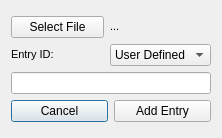
Before: the Qt Designer form XDBF/binaryinjector.ui in hetelek/XDBF-Manager, drawn with Qt 5.
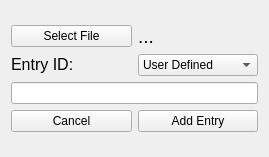
After: the same form once the commit is applied. Icons and pictures are not drawn.

Patch:
```diff
--- a/XDBF/binaryinjector.ui
+++ b/XDBF/binaryinjector.ui
@@ -6,8 +6,8 @@
    <rect>
     <x>0</x>
     <y>0</y>
-    <width>222</width>
-    <height>138</height>
+    <width>269</width>
+    <height>157</height>
    </rect>
   </property>
   <property name="windowTitle">
@@ -22,8 +22,8 @@
         <string>&lt;!DOCTYPE HTML PUBLIC &quot;-//W3C//DTD HTML 4.0//EN&quot; &quot;http://www.w3.org/TR/REC-html40/strict.dtd&quot;&gt;
 &lt;html&gt;&lt;head&gt;&lt;meta name=&quot;qrichtext&quot; content=&quot;1&quot; /&gt;&lt;style type=&quot;text/css&quot;&gt;
 p, li { white-space: pre-wrap; }
-&lt;/style&gt;&lt;/head&gt;&lt;body style=&quot; font-family:'MS Shell Dlg 2'; font-size:8.25pt; font-weight:400; font-style:normal;&quot;&gt;
-&lt;p style=&quot; margin-top:0px; margin-bottom:0px; margin-left:0px; margin-right:0px; -qt-block-indent:0; text-indent:0px;&quot;&gt;&lt;span style=&quot; font-size:8pt;&quot;&gt;Entry ID:&lt;/span&gt;&lt;/p&gt;&lt;/body&gt;&lt;/html&gt;</string>
+&lt;/style&gt;&lt;/head&gt;&lt;body style=&quot; font-family:'Lucida Grande'; font-size:13pt; font-weight:400; font-style:normal;&quot;&gt;
+&lt;p style=&quot; margin-top:0px; margin-bottom:0px; margin-left:0px; margin-right:0px; -qt-block-indent:0; text-indent:0px;&quot;&gt;&lt;span style=&quot; font-family:'MS Shell Dlg 2'; font-size:12pt;&quot;&gt;Entry ID:&lt;/span&gt;&lt;/p&gt;&lt;/body&gt;&lt;/html&gt;</string>
        </property>
       </widget>
      </item>
@@ -53,6 +53,9 @@
           <iconset resource="images.qrc">
            <normaloff>:/images/cancel.png</normaloff>:/images/cancel.png</iconset>
          </property>
+         <property name="autoDefault">
+          <bool>false</bool>
+         </property>
         </widget>
        </item>
        <item>
@@ -64,6 +67,9 @@
           <iconset resource="images.qrc">
            <normaloff>:/images/add.png</normaloff>:/images/add.png</iconset>
          </property>
+         <property name="autoDefault">
+          <bool>false</bool>
+         </property>
         </widget>
        </item>
       </layout>
@@ -74,8 +80,8 @@
         <string>&lt;!DOCTYPE HTML PUBLIC &quot;-//W3C//DTD HTML 4.0//EN&quot; &quot;http://www.w3.org/TR/REC-html40/strict.dtd&quot;&gt;
 &lt;html&gt;&lt;head&gt;&lt;meta name=&quot;qrichtext&quot; content=&quot;1&quot; /&gt;&lt;style type=&quot;text/css&quot;&gt;
 p, li { white-space: pre-wrap; }
-&lt;/style&gt;&lt;/head&gt;&lt;body style=&quot; font-family:'MS Shell Dlg 2'; font-size:8.25pt; font-weight:400; font-style:normal;&quot;&gt;
-&lt;p style=&quot; margin-top:0px; margin-bottom:0px; margin-left:0px; margin-right:0px; -qt-block-indent:0; text-indent:0px;&quot;&gt;&lt;span style=&quot; font-size:8pt;&quot;&gt;...&lt;/span&gt;&lt;/p&gt;&lt;/body&gt;&lt;/html&gt;</string>
+&lt;/style&gt;&lt;/head&gt;&lt;body style=&quot; font-family:'Lucida Grande'; font-size:13pt; font-weight:400; font-style:normal;&quot;&gt;
+&lt;p style=&quot; margin-top:0px; margin-bottom:0px; margin-left:0px; margin-right:0px; -qt-block-indent:0; text-indent:0px;&quot;&gt;&lt;span style=&quot; font-family:'MS Shell Dlg 2'; font-size:14pt;&quot;&gt;...&lt;/span&gt;&lt;/p&gt;&lt;/body&gt;&lt;/html&gt;</string>
        </property>
       </widget>
      </item>
@@ -84,6 +90,9 @@
        <property name="text">
         <string>Select File</string>
        </property>
+       <property name="autoDefault">
+        <bool>false</bool>
+       </property>
       </widget>
      </item>
     </layout>
```
